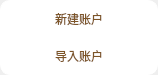
cdcchain/cdc-wallet-qt, file control/chooseaddaccountdialog.ui: the form before one commit.
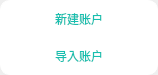
The form after the commit.

Commit message: Use macro to define all button color

```diff
--- a/control/chooseaddaccountdialog.ui
+++ b/control/chooseaddaccountdialog.ui
@@ -28,8 +28,8 @@
     </rect>
    </property>
    <property name="styleSheet">
-    <string notr="true">QPushButton{color:rgb(125,85,40);border:1px solid white;border-top-left-radius:10px;border-top-right-radius:10px;background-color: white}
-QPushButton:hover{color:white;border:1px solid  rgb(125,85,40);background-color: rgb(125,85,40);}</string>
+    <string notr="true">QPushButton{color:rgb(22,191,175);border:1px solid white;border-top-left-radius:10px;border-top-right-radius:10px;background-color: white}
+QPushButton:hover{color:white;border:1px solid  rgb(22,191,175);background-color: rgb(22,191,175);}</string>
    </property>
    <property name="text">
     <string>新建账户</string>
@@ -45,8 +45,8 @@
     </rect>
    </property>
    <property name="styleSheet">
-    <string notr="true">QPushButton{color:rgb(125,85,40);border:1px solid white;border-bottom-left-radius:10px;border-bottom-right-radius:10px;background-color: white}
-QPushButton:hover{color:white;border:1px solid  rgb(125,85,40);background-color: rgb(125,85,40);}</string>
+    <string notr="true">QPushButton{color:rgb(22,191,175);border:1px solid white;border-bottom-left-radius:10px;border-bottom-right-radius:10px;background-color: white}
+QPushButton:hover{color:white;border:1px solid  rgb(22,191,175);background-color: rgb(22,191,175);}</string>
    </property>
    <property name="text">
     <string>导入账户</string>
```
The commit also changes 28 other files.
